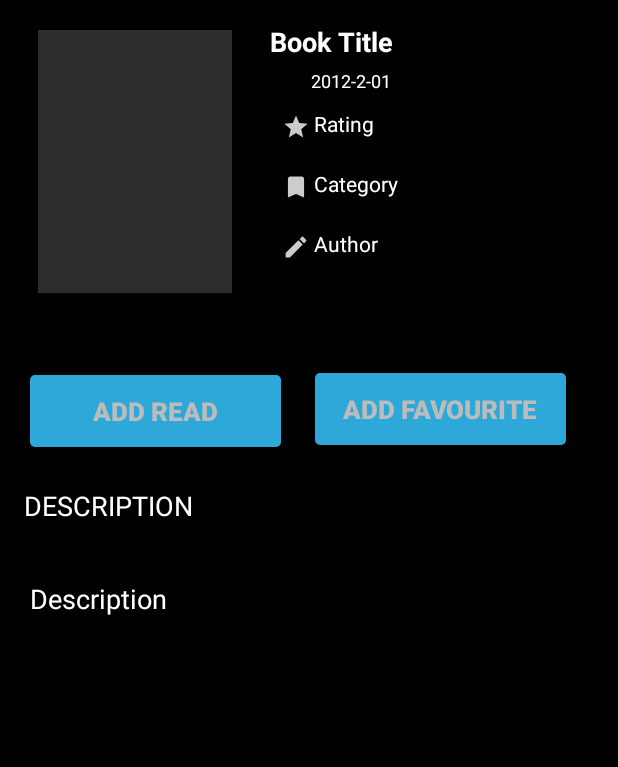
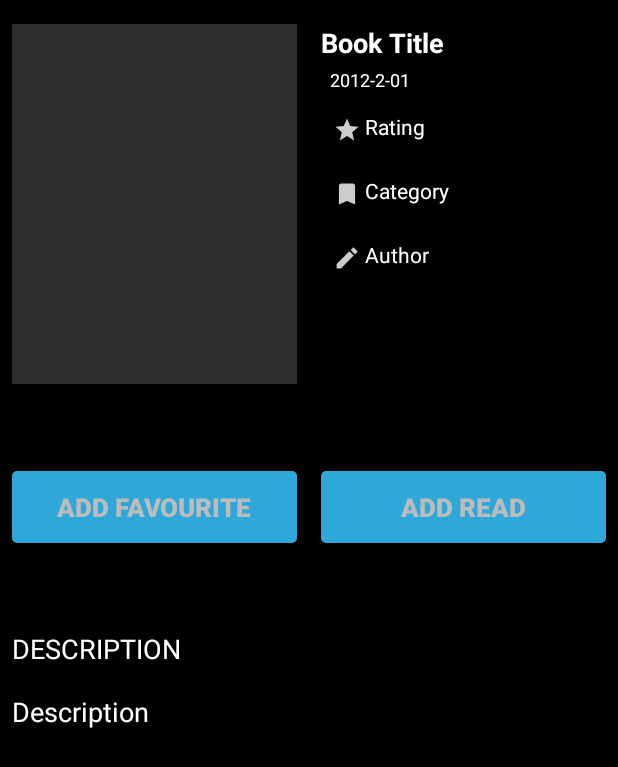
Before and after one commit to denispetriceanu/YourLibrary_v1, an Android app: the layout activity_book__details.xml on its own in the app's theme, with its tools: preview values and no code run, on a phone screen of 412 x 824 dp. Shown: the top 767 px of the screen. Run offline under Robolectric (Android 15) with nearby library versions, the phone set to English and light mode, and no system bars; Roboto replaces fonts that are not available here.

Commit message:
Modification 04/04

```diff
--- a/app/src/main/java/com/example/yourlibrary_v1/MainActivity.java
+++ b/app/src/main/java/com/example/yourlibrary_v1/MainActivity.java
@@ -54,6 +54,7 @@ public class MainActivity extends AppCompatActivity {
         super.onStart();
         final FirebaseAuth mAuth = FirebaseAuth.getInstance();
         FirebaseUser currentUser = mAuth.getCurrentUser();
+
         if (currentUser != null) {
             login.setImageResource(R.drawable.logout);
             login.setOnClickListener(new View.OnClickListener() {
@@ -102,6 +103,7 @@ public class MainActivity extends AppCompatActivity {
             });
             name.setText("You are not login");
             email.setText("");
+            image_profile.setImageResource(R.mipmap.ic_launcher_round);
         }
         new Utils().updateUI(currentUser, getBaseContext());
     }
--- a/app/src/main/java/com/example/yourlibrary_v1/More/Book.java
+++ b/app/src/main/java/com/example/yourlibrary_v1/More/Book.java
@@ -6,9 +6,7 @@ import java.util.ArrayList;
 import java.util.List;
 
 public class Book {
-        @Exclude
-        public boolean isFavourite= false;
-
+    @Exclude
     private String description;
     private String thumbnail;
     private String category;
--- a/app/src/main/java/com/example/yourlibrary_v1/ui/home/Fragment_Readed_View.java
+++ b/app/src/main/java/com/example/yourlibrary_v1/ui/home/Fragment_Readed_View.java
@@ -33,7 +33,6 @@ public class Fragment_Readed_View extends Fragment {
     private ArrayList<Book> lstBook = new ArrayList<>();
     private RecyclerView recycler_view_book;
     private View root;
-    private Context context;
 
     public View onCreateView(@NonNull LayoutInflater inflater,
                              ViewGroup container, Bundle savedInstanceState) {
@@ -72,7 +71,6 @@ public class Fragment_Readed_View extends Fragment {
                 }
                 recycler_view_book = root.findViewById(R.id.recycler_view_fav_id);
                 final BookViewAdapter_Fav_and_Readed myAdapter = new BookViewAdapter_Fav_and_Readed(getContext(), lstBook, "fav");
-                context = getContext();
                 recycler_view_book.setLayoutManager(new GridLayoutManager(getContext(), 2));
                 recycler_view_book.setAdapter(myAdapter);
             }
@@ -112,7 +110,6 @@ public class Fragment_Readed_View extends Fragment {
             public boolean onQueryTextChange(String newText) {
                 recycler_view_book = root.findViewById(R.id.recycler_view_fav_id);
                 final BookViewAdapter_Fav_and_Readed myAdapter = new BookViewAdapter_Fav_and_Readed(getContext(), new Book().filter_book(lstBook, newText), "fav");
-                context = getContext();
                 recycler_view_book.setLayoutManager(new GridLayoutManager(getContext(), 2));
                 recycler_view_book.setAdapter(myAdapter);
                 return false;
--- a/app/src/main/res/layout/activity_book__details.xml
+++ b/app/src/main/res/layout/activity_book__details.xml
@@ -1,138 +1,170 @@
 <?xml version="1.0" encoding="utf-8"?>
 <androidx.constraintlayout.widget.ConstraintLayout xmlns:android="http://schemas.android.com/apk/res/android"
-    android:layout_height="match_parent"
-    android:layout_width="match_parent"
-    android:background="@color/colorPrimaryDark">
-    <LinearLayout
+    xmlns:app="http://schemas.android.com/apk/res-auto"
     android:layout_width="match_parent"
     android:layout_height="match_parent"
-    android:orientation="vertical"
-    >
-
-
-        <ImageView
-            android:id="@+id/book_details_img"
-            android:layout_width="129dp"
-            android:layout_height="175dp"
-            android:layout_marginStart="25dp"
-            android:layout_marginTop="20dp"
-            android:background="#2d2d2d"
-            android:elevation="8dp"
-            android:scaleType="centerCrop" />
-
-        <TextView
-            android:id="@+id/book_title_id"
-            android:layout_width="219dp"
-            android:layout_marginTop="-180dp"
-            android:layout_height="wrap_content"
-            android:layout_marginStart="180dp"
-            android:layout_marginEnd="17dp"
-            android:text="Book Title"
-            android:textColor="@color/white"
-            android:textSize="18sp"
-            android:textStyle="bold" />
-        <TextView
-            android:id="@+id/book_releas_id"
-            android:layout_width="192dp"
-            android:layout_marginTop="5dp"
-            android:layout_height="wrap_content"
-            android:layout_gravity="center_vertical"
-            android:layout_marginStart="207dp"
-            android:textColor="@color/white"
-            android:textSize="12sp"
-            android:text="2012-2-01"/>
-
-        <TextView
-            android:id="@+id/book_rating_id"
-            android:layout_width="219dp"
-            android:layout_height="wrap_content"
-            android:layout_gravity="bottom"
-            android:layout_marginStart="180dp"
-            android:layout_marginTop="5dp"
-            android:drawableLeft="@drawable/ic_action_fav"
-            android:padding="5dp"
-            android:text="Rating"
-            android:textColor="@color/white" />
-
-        <TextView
-            android:id="@+id/book_category_id"
-            android:layout_width="219dp"
-            android:layout_height="wrap_content"
-            android:layout_gravity="bottom"
-            android:layout_marginStart="180dp"
-            android:layout_marginTop="5dp"
-            android:drawableLeft="@drawable/ic_action_cat"
-            android:padding="5dp"
-            android:text="Category"
-            android:textColor="@color/white" />
-
-        <TextView
-            android:id="@+id/book_author_id"
-            android:layout_width="219dp"
-            android:layout_height="wrap_content"
-            android:layout_marginStart="180dp"
-            android:layout_marginTop="5dp"
-            android:drawableLeft="@drawable/ic_action_author"
-            android:padding="5dp"
-            android:text="Author"
-            android:textColor="@color/white" />
-
-        <Button
-            android:id="@+id/addBtn"
-            android:layout_width="167dp"
-            android:layout_height="wrap_content"
-            android:layout_marginLeft="20dp"
-            android:layout_marginTop="68dp"
-            android:background="@drawable/loginbutton_selector"
-            android:padding="3dp"
-            android:text="ADD READ"
-            android:textColor="@color/nav_color"
-            android:textSize="17sp"
-            android:textStyle="bold" />
-
-        <Button
-            android:id="@+id/checkbox_favourite"
-            android:layout_width="167dp"
-            android:layout_height="wrap_content"
-            android:layout_marginLeft="210dp"
-            android:background="@drawable/loginbutton_selector"
-            android:padding="3dp"
-            android:text="ADD FAVOURITE"
-            android:layout_marginTop="-49dp"
-            android:textColor="@color/nav_color"
-            android:textSize="17sp"
-            android:textStyle="bold" />
-
+    android:background="@color/colorPrimaryDark">
 
     <TextView
         android:id="@+id/textView3"
         android:layout_width="wrap_content"
         android:layout_height="34dp"
-            android:layout_marginStart="16dp"
-            android:layout_marginTop="28dp"
-            android:layout_marginEnd="16dp"
+        android:layout_marginStart="8dp"
         android:text="DESCRIPTION"
         android:textColor="@color/white"
-            android:textSize="18sp" />
+        android:textSize="18sp"
+        app:layout_constraintBottom_toTopOf="@+id/scrollView2"
+        app:layout_constraintStart_toStartOf="parent" />
+
+    <ImageView
+        android:id="@+id/book_details_img"
+        android:layout_width="0dp"
+        android:layout_height="240dp"
+        android:layout_marginStart="8dp"
+        android:layout_marginTop="16dp"
+        android:layout_marginEnd="8dp"
+        android:background="#2d2d2d"
+        android:elevation="8dp"
+        android:scaleType="centerCrop"
+        app:layout_constraintEnd_toStartOf="@+id/guideline"
+        app:layout_constraintStart_toStartOf="parent"
+        app:layout_constraintTop_toTopOf="parent" />
+
+    <TextView
+        android:id="@+id/book_title_id"
+        android:layout_width="0dp"
+        android:layout_height="wrap_content"
+        android:layout_marginStart="8dp"
+        android:layout_marginTop="16dp"
+        android:text="Book Title"
+        android:textColor="@color/white"
+        android:textSize="18sp"
+        android:textStyle="bold"
+        app:layout_constraintEnd_toEndOf="parent"
+        app:layout_constraintStart_toStartOf="@+id/guideline"
+        app:layout_constraintTop_toTopOf="parent" />
+
+    <TextView
+        android:id="@+id/book_releas_id"
+        android:layout_width="192dp"
+        android:layout_height="wrap_content"
+        android:layout_gravity="center_vertical"
+        android:layout_marginTop="4dp"
+        android:text="2012-2-01"
+        android:textColor="@color/white"
+        android:textSize="12sp"
+        app:layout_constraintEnd_toEndOf="parent"
+        app:layout_constraintTop_toBottomOf="@+id/book_title_id" />
+
+    <TextView
+        android:id="@+id/book_rating_id"
+        android:layout_width="0dp"
+        android:layout_height="wrap_content"
+        android:layout_gravity="bottom"
+        android:layout_marginStart="8dp"
+        android:layout_marginTop="8dp"
+        android:layout_marginEnd="8dp"
+        android:drawableLeft="@drawable/ic_action_fav"
+        android:padding="5dp"
+        android:text="Rating"
+        android:textColor="@color/white"
+        app:layout_constraintEnd_toEndOf="parent"
+        app:layout_constraintStart_toStartOf="@+id/guideline"
+        app:layout_constraintTop_toBottomOf="@+id/book_releas_id" />
+
+    <TextView
+        android:id="@+id/book_category_id"
+        android:layout_width="0dp"
+        android:layout_height="wrap_content"
+        android:layout_gravity="bottom"
+        android:layout_marginStart="8dp"
+        android:layout_marginTop="8dp"
+        android:layout_marginEnd="8dp"
+        android:drawableLeft="@drawable/ic_action_cat"
+        android:padding="5dp"
+        android:text="Category"
+        android:textColor="@color/white"
+        app:layout_constraintEnd_toEndOf="parent"
+        app:layout_constraintStart_toStartOf="@+id/guideline"
+        app:layout_constraintTop_toBottomOf="@+id/book_rating_id" />
+
+    <TextView
+        android:id="@+id/book_author_id"
+        android:layout_width="0dp"
+        android:layout_height="wrap_content"
+        android:layout_marginStart="8dp"
+        android:layout_marginTop="8dp"
+        android:layout_marginEnd="8dp"
+        android:drawableLeft="@drawable/ic_action_author"
+        android:padding="5dp"
+        android:text="Author"
+        android:textColor="@color/white"
+        app:layout_constraintEnd_toEndOf="parent"
+        app:layout_constraintStart_toStartOf="@+id/guideline"
+        app:layout_constraintTop_toBottomOf="@+id/book_category_id" />
+
+
+    <Button
+        android:id="@+id/addBtn"
+        android:layout_width="0dp"
+        android:layout_height="wrap_content"
+        android:layout_marginStart="8dp"
+        android:layout_marginEnd="8dp"
+        android:background="@drawable/loginbutton_selector"
+        android:text="ADD READ"
+        android:textColor="@color/nav_color"
+        android:textSize="17sp"
+        android:textStyle="bold"
+        app:layout_constraintBottom_toTopOf="@+id/textView3"
+        app:layout_constraintEnd_toEndOf="parent"
+        app:layout_constraintHorizontal_bias="1.0"
+        app:layout_constraintStart_toStartOf="@+id/guideline"
+        app:layout_constraintTop_toBottomOf="@+id/book_details_img" />
+
+    <Button
+        android:id="@+id/checkbox_favourite"
+        android:layout_width="0dp"
+        android:layout_height="wrap_content"
+        android:layout_marginStart="8dp"
+        android:layout_marginEnd="8dp"
+        android:background="@drawable/loginbutton_selector"
+        android:padding="3dp"
+        android:text="ADD FAVOURITE"
+        android:textColor="@color/nav_color"
+        android:textSize="17sp"
+        android:textStyle="bold"
+        app:layout_constraintBottom_toTopOf="@+id/textView3"
+        app:layout_constraintEnd_toStartOf="@+id/guideline"
+        app:layout_constraintHorizontal_bias="0.0"
+        app:layout_constraintStart_toStartOf="parent"
+        app:layout_constraintTop_toBottomOf="@+id/book_details_img" />
 
     <ScrollView
+        android:id="@+id/scrollView2"
         android:layout_width="match_parent"
         android:layout_height="370dp"
-            android:layout_marginLeft="10dp">
+        android:layout_marginTop="10dp"
+        app:layout_constraintBottom_toBottomOf="parent"
+        app:layout_constraintStart_toStartOf="parent">
 
 
         <TextView
             android:id="@+id/book_description_id"
-                android:layout_width="350dp"
+            android:layout_width="match_parent"
             android:layout_height="match_parent"
-                android:layout_marginStart="10dp"
-                android:layout_marginTop="28dp"
             android:justificationMode="inter_word"
+            android:padding="8dp"
             android:text="Description"
             android:textColor="@color/white"
             android:textSize="18sp" />
 
     </ScrollView>
-    </LinearLayout>
+
+    <androidx.constraintlayout.widget.Guideline
+        android:id="@+id/guideline"
+        android:layout_width="wrap_content"
+        android:layout_height="wrap_content"
+        android:orientation="vertical"
+        app:layout_constraintGuide_percent="0.5" />
 
 </androidx.constraintlayout.widget.ConstraintLayout>
```
Also changed, not shown: app/src/main/java/com/example/yourlibrary_v1/Book_Details.java (+81 -87 lines), app/src/main/java/com/example/yourlibrary_v1/More/Utils.java (+18 -0 lines), app/src/main/java/com/example/yourlibrary_v1/ui/home/Adapters/BookViewAdapter_Fav_and_Readed.java (+3 -9 lines), app/src/main/java/com/example/yourlibrary_v1/ui/home/Adapters/HomeRecyclerViewAdapter.java (+4 -11 lines), app/src/main/java/com/example/yourlibrary_v1/ui/home/Fragment_Favorite_View.java (+41 -41 lines), app/src/main/java/com/example/yourlibrary_v1/ui/home/Fragment_Home_View.java (+7 -7 lines), app/src/main/java/com/example/yourlibrary_v1/ui/profile/ProfileFragment.java (+3 -8 lines). Lines whose indentation alone changed are shown as unchanged.
